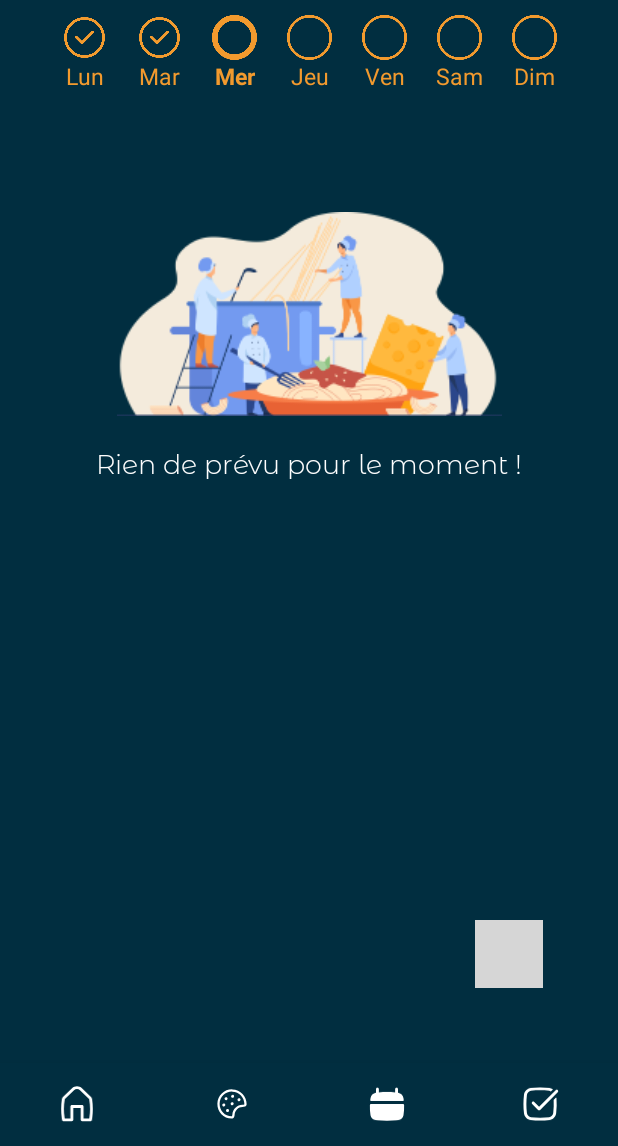
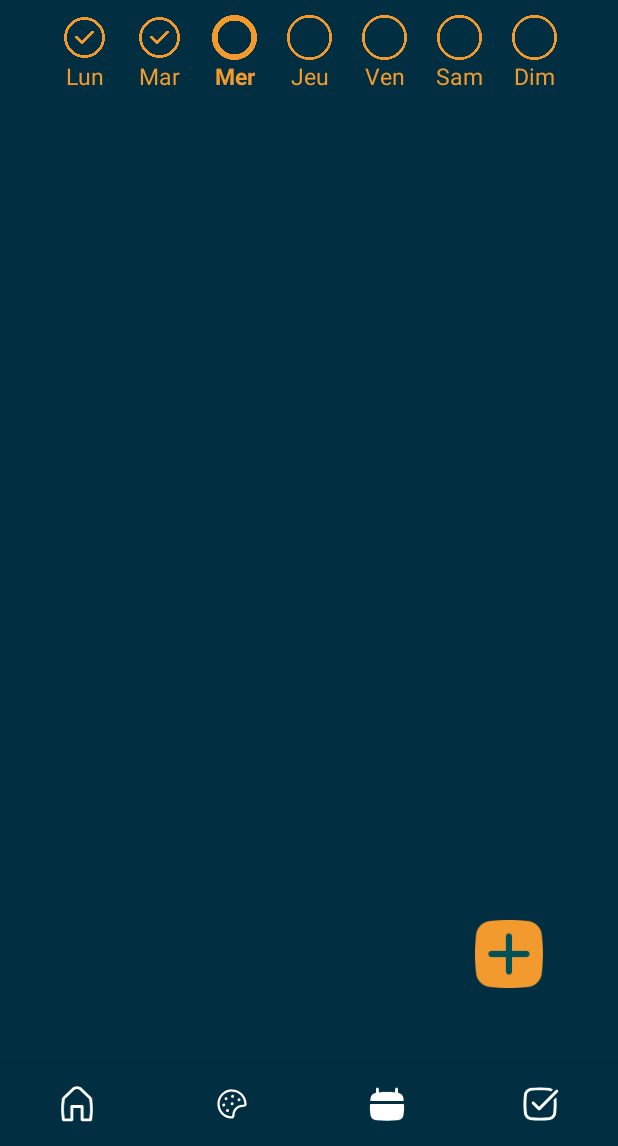
Before and after one commit to Justinb0507/courseList, an Android app: the screen it shows after launch (MainActivity), item 3 of the bottom bar chosen, on a phone screen of 412 x 824 dp, the part 90-1236 px from its top. Run offline under Robolectric (Android 15) with nearby library versions, the phone set to English and light mode, and no system bars; our stand-ins replace Firebase (no records; nobody signed in at launch, a user with empty details on screens opened directly); pictures from the network do not load; 10 statements that could not run were skipped; grey boxes are pictures that could not be loaded.

Commit message:
first ANIMATION

```diff
--- a/app/src/main/java/fr/juju/myapplication/fragments/EditRepasFragment.kt
+++ b/app/src/main/java/fr/juju/myapplication/fragments/EditRepasFragment.kt
@@ -130,17 +130,8 @@ class EditRepasFragment(
         view.findViewById<TextView>(R.id.recette).setOnClickListener{
             switcher("recette")
         }
-        view?.findViewById<ImageView>(R.id.affect_midi)?.visibility = View.GONE
-        view.findViewById<ImageView>(R.id.affect_repas).setOnClickListener{
-            enableEdit(view)
-        }
-
 
         return view
-    }
-
-    private fun enableEdit(view: View?){
-        view?.findViewById<ImageView>(R.id.affect_midi)?.visibility = View.VISIBLE
     }
 
     private fun add_tag(view: View?) {
--- a/app/src/main/java/fr/juju/myapplication/fragments/HomeFragment.kt
+++ b/app/src/main/java/fr/juju/myapplication/fragments/HomeFragment.kt
@@ -8,6 +8,7 @@ import android.os.Bundle
 import android.view.LayoutInflater
 import android.view.View
 import android.view.ViewGroup
+import android.view.animation.AnimationUtils
 import android.widget.ImageView
 import android.widget.TextView
 import androidx.cardview.widget.CardView
@@ -126,6 +127,9 @@ class HomeFragment
             view?.findViewById<ConstraintLayout>(R.id.NoRepas)?.visibility = View.VISIBLE
         }
 
+        val translate = AnimationUtils.loadAnimation(context, R.anim.translate_anim)
+        view.findViewById<ConstraintLayout>(R.id.constraint).startAnimation(translate)
+
 
         return view
     }
--- a/app/src/main/java/fr/juju/myapplication/fragments/SemainierFragment.kt
+++ b/app/src/main/java/fr/juju/myapplication/fragments/SemainierFragment.kt
@@ -7,6 +7,7 @@ import android.os.Bundle
 import android.view.LayoutInflater
 import android.view.View
 import android.view.ViewGroup
+import android.view.animation.AnimationUtils
 import android.widget.ImageView
 import android.widget.TextView
 import androidx.constraintlayout.widget.ConstraintLayout
@@ -17,6 +18,7 @@ import com.google.firebase.ktx.Firebase
 import com.google.firebase.storage.ktx.storage
 import fr.juju.myapplication.*
 import fr.juju.myapplication.adapter.TagsAdapter
+import org.w3c.dom.Text
 import java.text.SimpleDateFormat
 import java.util.*
 import kotlin.collections.ArrayList
@@ -278,11 +280,23 @@ class SemainierFragment (
         }
 
         view.findViewById<ImageView>(R.id.affect_repas).setOnClickListener{
-        //SAISIR ICI LA REDIRECTION
+            enableEdit(view)
         }
+        val translate = AnimationUtils.loadAnimation(context, R.anim.translate_anim)
+        view.findViewById<ConstraintLayout>(R.id.Midi).startAnimation(translate)
+        view.findViewById<ConstraintLayout>(R.id.Soir).startAnimation(translate)
+        view.findViewById<ConstraintLayout>(R.id.Apero).startAnimation(translate)
+        view.findViewById<ConstraintLayout>(R.id.NoRepas).startAnimation(translate)
+        view.findViewById<TextView>(R.id.substyle).startAnimation(translate)
+        view.findViewById<ImageView>(R.id.imageView5).startAnimation(translate)
+
 
 
         return view
+    }
+
+    private fun enableEdit(view: View?) {
+
     }
 
 
--- a/app/src/main/java/fr/juju/myapplication/fragments/filtreRepasFragment.kt
+++ b/app/src/main/java/fr/juju/myapplication/fragments/filtreRepasFragment.kt
@@ -4,9 +4,11 @@ import android.os.Bundle
 import android.view.LayoutInflater
 import android.view.View
 import android.view.ViewGroup
+import android.view.animation.AnimationUtils
 import android.widget.Button
 import android.widget.EditText
 import android.widget.ImageView
+import androidx.constraintlayout.widget.ConstraintLayout
 import androidx.fragment.app.Fragment
 import fr.juju.myapplication.MainActivity
 import fr.juju.myapplication.R
@@ -43,6 +45,9 @@ override fun onCreateView(
         context.loadFragment(ResultResearchFragment(context, view.findViewById<EditText>(R.id.research_input).text.toString(), "nope"))
     }
 
+    val translate = AnimationUtils.loadAnimation(context, R.anim.translate_anim)
+    view.findViewById<ConstraintLayout>(R.id.constraint).startAnimation(translate)
+
     return view
 }
 }
--- /dev/null
+++ b/app/src/main/res/anim/translate_anim.xml
@@ -0,0 +1,14 @@
+<?xml version="1.0" encoding="utf-8"?>
+<set xmlns:android="http://schemas.android.com/apk/res/android"
+    android:duration="250"
+    android:startOffset="100"
+    >
+    <translate
+        android:fromYDelta="+200"
+        android:toYDelta="0"/>
+    <alpha
+        android:fromAlpha="0.0"
+        android:toAlpha="1.0"
+        />
+
+</set>
--- a/app/src/main/res/layout/fragment_filtrerepas.xml
+++ b/app/src/main/res/layout/fragment_filtrerepas.xml
@@ -9,7 +9,8 @@
 
     <androidx.constraintlayout.widget.ConstraintLayout
         android:layout_width="match_parent"
-        android:layout_height="wrap_content">
+        android:layout_height="wrap_content"
+        android:id="@+id/constraint">
 
 
         <EditText
--- a/app/src/main/res/layout/fragment_home.xml
+++ b/app/src/main/res/layout/fragment_home.xml
@@ -12,6 +12,7 @@
 <androidx.constraintlayout.widget.ConstraintLayout
     android:layout_width="match_parent"
     android:layout_height="match_parent"
+    android:id="@+id/constraint"
     >
 
 
--- a/app/src/main/res/layout/fragment_semainier.xml
+++ b/app/src/main/res/layout/fragment_semainier.xml
@@ -190,22 +190,6 @@
                 android:id="@+id/Midi"
                 android:layout_width="match_parent"
                 android:layout_height="wrap_content">
-
-                <ImageView
-                    android:id="@+id/affect_midi"
-                    android:layout_width="30dp"
-                    android:layout_height="30dp"
-                    android:layout_alignParentEnd="true"
-                    android:layout_alignParentBottom="true"
-                    android:layout_marginLeft="@dimen/default_margin"
-                    android:layout_marginRight="@dimen/default_margin"
-                    android:src="@drawable/editer"
-                    app:cardCornerRadius="8dp"
-                    app:layout_constraintBottom_toBottomOf="@+id/textView5"
-
-                    app:layout_constraintStart_toEndOf="@+id/textView5"
-                    app:layout_constraintTop_toTopOf="@+id/textView5"
-                    app:tint="@color/turquoise" />
 
                 <TextView
                     android:id="@+id/textView5"
@@ -514,6 +498,7 @@
                     app:layout_constraintTop_toTopOf="parent" />
 
                 <TextView
+                    android:id="@+id/substyle"
                     style="@style/SubstitleTextStyle"
                     android:layout_width="wrap_content"
                     android:layout_height="wrap_content"
@@ -543,8 +528,6 @@
         android:layout_alignParentBottom="true"
         android:layout_marginEnd="50dp"
         android:layout_marginBottom="50dp"
-        android:src="@drawable/editer"
-        android:background="@color/sun"
-        app:tint="@color/turquoise"
+        android:src="@drawable/plus_orange_bleucanard"
         />
 </RelativeLayout>
```
